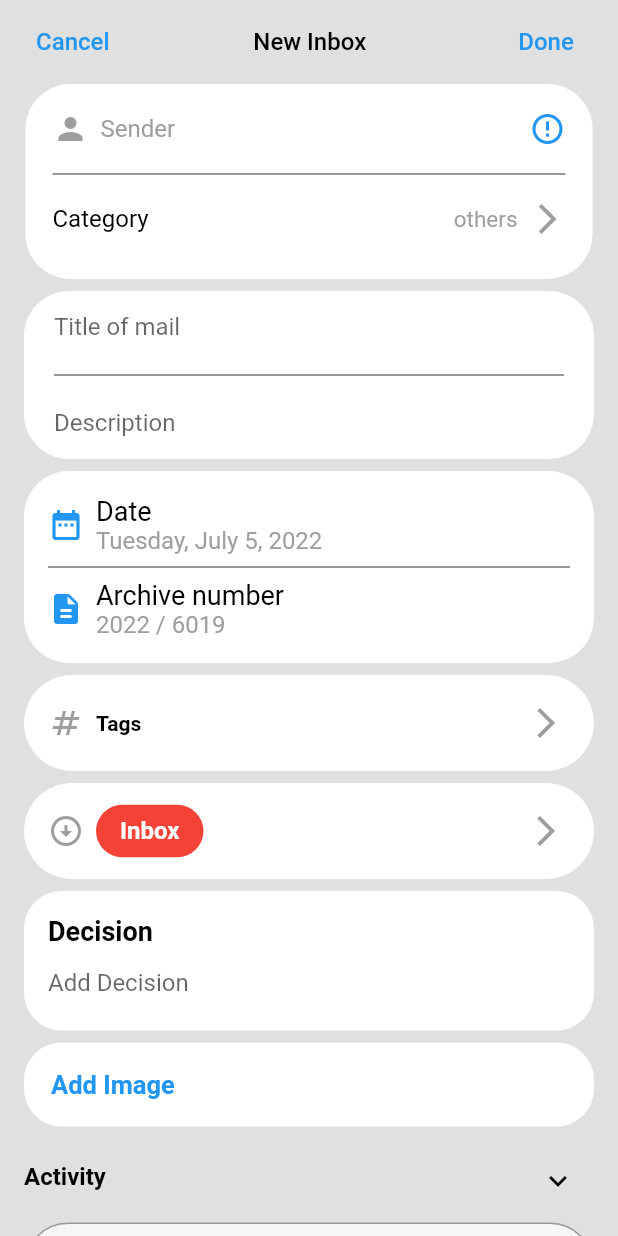
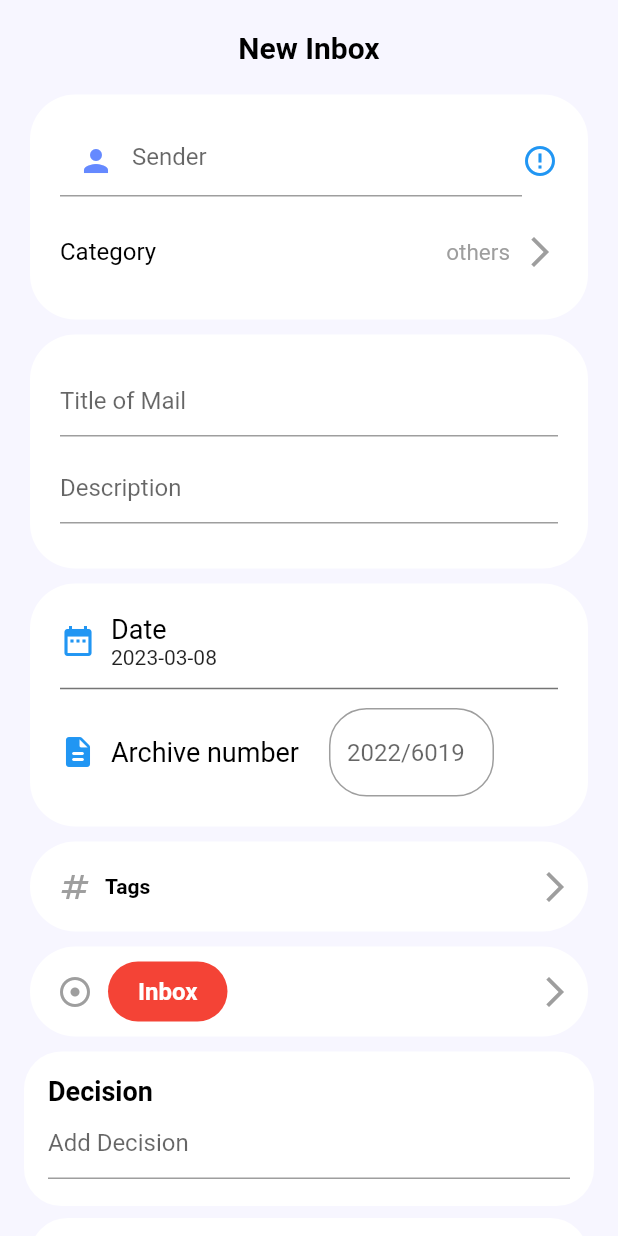
Before and after one commit to AbdAlQaderFarajallah/complaints_management, a Flutter app: the NewInboxPage screen opened by its route, on a phone screen of 412 x 824 dp. Run offline on Flutter 3.47's test engine with Material 2 defaults, Android fonts, the light colour scheme and no system bars; our stand-ins replace flutter_svg, font_awesome_flutter, get, shared_preferences, shimmer; accounts and stored records are empty; project files that could hold a hidden picture were left out.

Commit message:
* edit new inbox screen

```diff
--- a/lib/screens/new_inbox_screen.dart
+++ b/lib/screens/new_inbox_screen.dart
@@ -1,5 +1,10 @@
 import 'package:complaints_management/screens/category_screen.dart';
+import 'package:complaints_management/screens/status_screen.dart';
+import 'package:complaints_management/widgets/input_text_field.dart';
 import 'package:flutter/material.dart';
+import 'package:intl/intl.dart';
+
+import 'tags_screen.dart';
 
 class NewInboxPage extends StatefulWidget {
   static const String id = "NewInboxPage";
@@ -13,8 +18,36 @@ class NewInboxPage extends StatefulWidget {
 class _NewInboxPageState extends State<NewInboxPage> {
   bool isClickTile = false;
   bool isClickActivity = false;
+  late TextEditingController senderTextEditingController;
+  late TextEditingController archiveNumberTextEditingController;
+  late TextEditingController titleOfMailTextEditingController;
+  late TextEditingController descriptionTextEditingController;
+  late TextEditingController decisionTextEditingController;
+  late TextEditingController newActivityTextEditingController;
+  var resultCat = 'others';
+  DateTime _dateTime = DateTime.now();
 
-  var resultCat = 'others';
+  @override
+  void initState() {
+    senderTextEditingController = TextEditingController();
+    archiveNumberTextEditingController = TextEditingController();
+    titleOfMailTextEditingController = TextEditingController();
+    descriptionTextEditingController = TextEditingController();
+    decisionTextEditingController = TextEditingController();
+    newActivityTextEditingController = TextEditingController();
+    super.initState();
+  }
+
+  @override
+  void dispose() {
+    senderTextEditingController.dispose();
+    archiveNumberTextEditingController.dispose();
+    titleOfMailTextEditingController.dispose();
+    descriptionTextEditingController.dispose();
+    decisionTextEditingController.dispose();
+    newActivityTextEditingController.dispose();
+    super.dispose();
+  }
 
   @override
   Widget build(BuildContext context) {
@@ -23,41 +56,31 @@ class _NewInboxPageState extends State<NewInboxPage> {
       body: SafeArea(
         child: SingleChildScrollView(
           child: Container(
-            color: Colors.grey[300],
+            color: const Color(0xffF7F6FF),
             child: Column(
               children: [
                 Padding(
                   padding:
-                      const EdgeInsets.symmetric(horizontal: 16, vertical: 4),
+                      const EdgeInsets.symmetric(horizontal: 20, vertical: 20),
                   child: Row(
-                    mainAxisAlignment: MainAxisAlignment.spaceBetween,
-                    children: [
-                      TextButton(
-                          onPressed: () {},
-                          child: const Text(
-                            "Cancel",
-                            style: TextStyle(color: Colors.blue, fontSize: 16),
-                          )),
-                      TextButton(
-                          onPressed: () {},
-                          child: const Text(
+                    mainAxisAlignment: MainAxisAlignment.center,
+                    children: const [
+                      Text(
                         "New Inbox",
-                            style: TextStyle(color: Colors.black, fontSize: 16),
-                          )),
-                      TextButton(
-                          onPressed: () {},
-                          child: const Text(
-                            "Done",
-                            style: TextStyle(color: Colors.blue, fontSize: 16),
-                          )),
+                        style: TextStyle(
+                            color: Colors.black,
+                            fontSize: 20,
+                            fontWeight: FontWeight.bold),
+                      ),
                     ],
                   ),
                 ),
                 Container(
                   width: 378,
-                  height: 130,
-                  margin: const EdgeInsets.only(left: 16, right: 16, bottom: 8),
-                  padding: const EdgeInsets.all(18),
+                  height: 150,
+                  margin:
+                      const EdgeInsets.only(left: 20, right: 20, bottom: 10),
+                  padding: const EdgeInsets.all(20),
                   decoration: const BoxDecoration(
                     color: Colors.white,
                     borderRadius: BorderRadius.all(Radius.circular(30)),
@@ -65,26 +88,17 @@ class _NewInboxPageState extends State<NewInboxPage> {
                   child: Column(
                     children: [
                       Row(
-                        mainAxisAlignment: MainAxisAlignment.spaceBetween,
                         children: [
-                          Row(children: const [
-                            Icon(
-                              Icons.person,
-                              color: Colors.grey,
+                          Expanded(
+                            child: InputTextField(
+                                icon: Icons.person,
+                                hintText: 'Sender',
+                                textController: senderTextEditingController),
                           ),
-                            SizedBox(width: 8),
-                            Text(
-                              "Sender",
-                              style:
-                                  TextStyle(color: Colors.grey, fontSize: 16),
-                            ),
-                          ]),
                           const Icon(Icons.error_outline, color: Colors.blue),
                         ],
                       ),
-                      const SizedBox(height: 10),
-                      const Divider(thickness: 1, color: Colors.black54),
-                      const SizedBox(height: 10),
+                      const SizedBox(height: 25),
                       InkWell(
                         onTap: () {
                           _navigateAndDisplaySelection(context);
@@ -116,35 +130,34 @@ class _NewInboxPageState extends State<NewInboxPage> {
                   ),
                 ),
                 Container(
-                  margin: const EdgeInsets.only(left: 16, right: 16, bottom: 8),
-                  padding: const EdgeInsets.symmetric(horizontal: 20),
+                  margin:
+                      const EdgeInsets.only(left: 20, right: 20, bottom: 10),
+                  padding:
+                      const EdgeInsets.symmetric(horizontal: 20, vertical: 20),
                   decoration: const BoxDecoration(
                     color: Colors.white,
                     borderRadius: BorderRadius.all(Radius.circular(30)),
                   ),
                   child: Column(
+                    mainAxisAlignment: MainAxisAlignment.center,
                     children: [
-                      TextFormField(
-                        keyboardType: TextInputType.text,
-                        decoration: const InputDecoration(
-                          border: InputBorder.none,
-                          hintText: "Title of mail",
+                      InputTextField(
+                        textController: titleOfMailTextEditingController,
+                        hintText: 'Title of Mail',
                       ),
+                      const SizedBox(height: 10),
+                      InputTextField(
+                        textController: descriptionTextEditingController,
+                        hintText: 'Description',
                       ),
-                      const Divider(thickness: 1, color: Colors.black54),
-                      TextFormField(
-                        keyboardType: TextInputType.text,
-                        decoration: const InputDecoration(
-                          border: InputBorder.none,
-                          hintText: "Description",
-                        ),
-                      ),
+                      const SizedBox(height: 10)
                     ],
                   ),
                 ),
                 Container(
-                  margin: const EdgeInsets.only(left: 16, right: 16, bottom: 8),
-                  padding: const EdgeInsets.all(16),
+                  margin:
+                      const EdgeInsets.only(left: 20, right: 20, bottom: 10),
+                  padding: const EdgeInsets.all(20),
                   decoration: const BoxDecoration(
                     color: Colors.white,
                     borderRadius: BorderRadius.all(Radius.circular(30)),
@@ -157,55 +170,67 @@ class _NewInboxPageState extends State<NewInboxPage> {
                             Icons.date_range,
                             color: Colors.blue,
                           ),
-                          const SizedBox(width: 8),
-                          Column(
+                          const SizedBox(width: 10),
+                          InkWell(
+                            onTap: () {
+                              _showDatePicker();
+                            },
+                            child: Column(
                               crossAxisAlignment: CrossAxisAlignment.start,
-                            children: const [
-                              Text(
+                              children: [
+                                const Text(
                                   "Date",
                                   style: TextStyle(
                                       color: Colors.black, fontSize: 18),
                                 ),
                                 Text(
-                                "Tuesday, July 5, 2022",
-                                style:
-                                    TextStyle(color: Colors.grey, fontSize: 16),
-                              )
+                                    DateFormat('yyyy-MM-dd').format(_dateTime)),
                               ],
+                            ),
                           )
                         ],
                       ),
+                      const SizedBox(height: 5),
                       const Divider(thickness: 1, color: Colors.black54),
+                      const SizedBox(height: 5),
                       Row(
+                        crossAxisAlignment: CrossAxisAlignment.center,
                         children: [
                           const Icon(
                             Icons.description_rounded,
                             color: Colors.blue,
                           ),
-                          const SizedBox(width: 8),
-                          Column(
-                            crossAxisAlignment: CrossAxisAlignment.start,
-                            children: const [
-                              Text(
+                          const SizedBox(width: 10),
+                          const Text(
                             "Archive number",
-                                style: TextStyle(
-                                    color: Colors.black, fontSize: 18),
+                            style: TextStyle(color: Colors.black, fontSize: 18),
                           ),
-                              Text(
-                                "2022 / 6019",
-                                style:
-                                    TextStyle(color: Colors.grey, fontSize: 16),
-                              )
-                            ],
+                          const SizedBox(width: 20),
+                          SizedBox(
+                            width: 110,
+                            child: TextField(
+                              controller: archiveNumberTextEditingController,
+                              decoration: const InputDecoration(
+                                  border: OutlineInputBorder(
+                                      borderRadius: BorderRadius.all(
+                                          Radius.circular(25))),
+                                  hintText: '2022/6019'),
+                            ),
                           )
                         ],
                       ),
                     ],
                   ),
                 ),
-                Container(
-                  margin: const EdgeInsets.only(left: 16, right: 16, bottom: 8),
-                  padding: const EdgeInsets.all(8),
+                InkWell(
+                  onTap: () {
+                    Navigator.pushNamed(context, TagsPage.id);
+                  },
+                  child: Container(
+                    height: 60,
+                    margin:
+                        const EdgeInsets.only(left: 20, right: 20, bottom: 10),
+                    padding: const EdgeInsets.all(10),
                     decoration: const BoxDecoration(
                       color: Colors.white,
                       borderRadius: BorderRadius.all(Radius.circular(40)),
@@ -230,19 +255,23 @@ class _NewInboxPageState extends State<NewInboxPage> {
                             )
                           ],
                         ),
-                      IconButton(
-                        onPressed: () {},
-                        icon: const Icon(
+                        const Icon(
                           Icons.arrow_forward_ios_outlined,
                           color: Colors.grey,
-                        ),
                         ),
                       ],
                     ),
                   ),
-                Container(
-                  margin: const EdgeInsets.only(left: 16, right: 16, bottom: 8),
-                  padding: const EdgeInsets.all(8),
+                ),
+                InkWell(
+                  onTap: () {
+                    Navigator.pushNamed(context, StatusPage.id);
+                  },
+                  child: Container(
+                    height: 60,
+                    margin:
+                        const EdgeInsets.only(left: 20, right: 20, bottom: 10),
+                    padding: const EdgeInsets.all(10),
                     decoration: const BoxDecoration(
                       color: Colors.white,
                       borderRadius: BorderRadius.all(Radius.circular(40)),
@@ -254,13 +283,13 @@ class _NewInboxPageState extends State<NewInboxPage> {
                           children: [
                             const SizedBox(width: 8),
                             const Icon(
-                            Icons.arrow_circle_down,
+                              Icons.adjust,
                               color: Colors.grey,
                             ),
                             Container(
-                            margin: const EdgeInsets.only(left: 8),
+                              margin: const EdgeInsets.only(left: 10),
                               padding: const EdgeInsets.symmetric(
-                                horizontal: 16, vertical: 8),
+                                  horizontal: 20, vertical: 10),
                               decoration: const BoxDecoration(
                                 color: Colors.red,
                                 borderRadius:
@@ -277,14 +306,12 @@ class _NewInboxPageState extends State<NewInboxPage> {
                             ),
                           ],
                         ),
-                      IconButton(
-                        onPressed: () {},
-                        icon: const Icon(
+                        const Icon(
                           Icons.arrow_forward_ios_outlined,
                           color: Colors.grey,
                         ),
+                      ],
                     ),
-                    ],
                   ),
                 ),
                 Container(
@@ -305,19 +332,18 @@ class _NewInboxPageState extends State<NewInboxPage> {
                             fontWeight: FontWeight.bold,
                             fontSize: 18),
                       ),
-                      TextFormField(
-                        keyboardType: TextInputType.text,
-                        decoration: const InputDecoration(
-                          border: InputBorder.none,
-                          hintText: "Add Decision",
+                      InputTextField(
+                        hintText: 'Add Decision',
+                        textController: decisionTextEditingController,
                       ),
-                      ),
+                      const SizedBox(height: 10)
                     ],
                   ),
                 ),
                 Container(
-                  margin: const EdgeInsets.only(left: 16, right: 16, bottom: 8),
-                  padding: const EdgeInsets.all(18),
+                  margin:
+                      const EdgeInsets.only(left: 20, right: 20, bottom: 10),
+                  padding: const EdgeInsets.all(20),
                   decoration: const BoxDecoration(
                     color: Colors.white,
                     borderRadius: BorderRadius.all(Radius.circular(25)),
@@ -335,7 +361,9 @@ class _NewInboxPageState extends State<NewInboxPage> {
                     ],
                   ),
                 ),
-                ListTile(
+                Padding(
+                  padding: const EdgeInsets.symmetric(horizontal: 20.0),
+                  child: ListTile(
                     leading: const Text(
                       "Activity",
                       style: TextStyle(
@@ -357,33 +385,32 @@ class _NewInboxPageState extends State<NewInboxPage> {
                       },
                     ),
                   ),
+                ),
                 !isClickActivity
                     ? Container(
+                        height: 70,
+                        padding: const EdgeInsets.all(20),
                         margin: const EdgeInsets.only(
-                            left: 16, right: 16, bottom: 8),
+                            left: 20, right: 20, bottom: 10),
                         decoration: const BoxDecoration(
                           color: Colors.white70,
-                          borderRadius: BorderRadius.all(Radius.circular(50)),
+                          borderRadius: BorderRadius.all(Radius.circular(25)),
                         ),
-                        child: TextField(
-                          onChanged: (value) {
-                            // Method For Searching
-                          },
-                          decoration: InputDecoration(
-                            hintText: "Add new activity...",
-                            prefixIcon: const Icon(Icons.person),
-                            suffixIcon: IconButton(
-                              onPressed: () {},
-                              icon: const Icon(
-                                Icons.send,
-                                color: Colors.blue,
+                        child: Row(
+                          children: [
+                            Expanded(
+                              child: InputTextField(
+                                hintText: 'Add New Activity...',
+                                textController:
+                                    newActivityTextEditingController,
+                                icon: Icons.person,
                               ),
                             ),
-                            border: const OutlineInputBorder(
-                              borderRadius:
-                                  BorderRadius.all(Radius.circular(50)),
-                            ),
-                          ),
+                            IconButton(
+                                onPressed: () {},
+                                icon:
+                                    const Icon(Icons.send, color: Colors.blue))
+                          ],
                         ),
                       )
                     : const SizedBox(),
@@ -406,4 +433,17 @@ class _NewInboxPageState extends State<NewInboxPage> {
 
     setState(() {});
   }
+
+  void _showDatePicker() {
+    showDatePicker(
+            context: context,
+            initialDate: DateTime.now(),
+            firstDate: DateTime(2000),
+            lastDate: DateTime(2025))
+        .then((value) {
+      setState(() {
+        _dateTime = value!;
+      });
+    });
   }
+}
--- a/pubspec.yaml
+++ b/pubspec.yaml
@@ -42,7 +42,7 @@ dependencies:
   flutter_svg: ^2.0.2
   shimmer: ^2.0.0
   get: ^4.6.5
-
+  intl: ^0.18.0
 
 
 dev_dependencies:
```
Also changed, not shown: pubspec.lock. Lines whose indentation alone changed are shown as unchanged.
